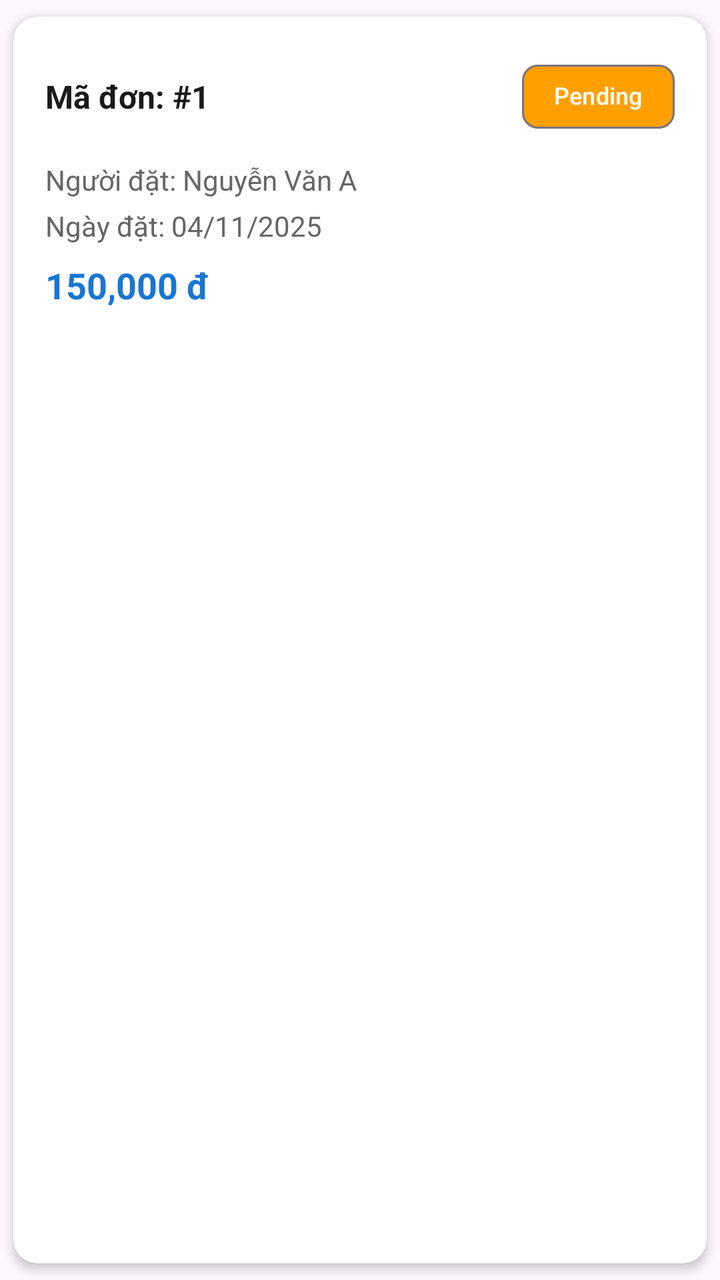
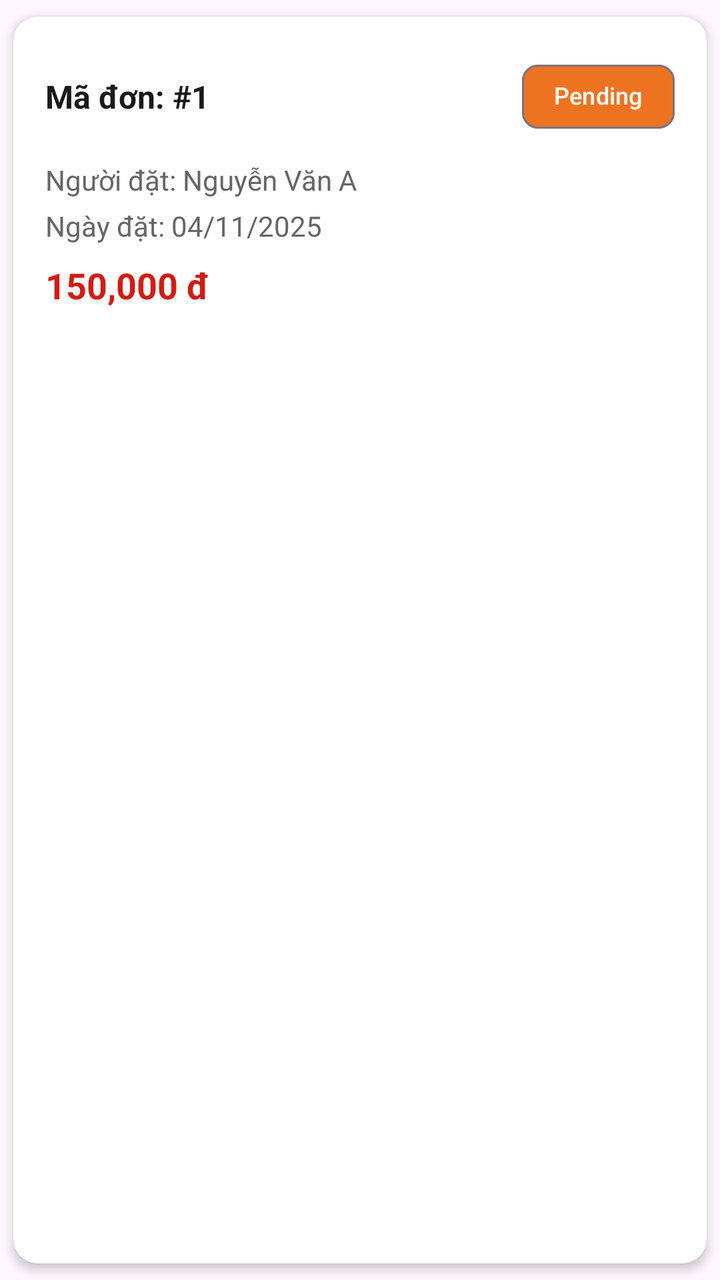

Two renders of the same Android screen: before a commit and after it. Below are the layout's source before the change and the commit's diff.
<!-- AndroidManifest.xml: application theme Theme.BookApp -->
<!-- res/layout/item_admin_order.xml -->
<?xml version="1.0" encoding="utf-8"?>
<androidx.cardview.widget.CardView xmlns:android="http://schemas.android.com/apk/res/android"
    xmlns:app="http://schemas.android.com/apk/res-auto"
    android:layout_width="match_parent"
    android:layout_height="wrap_content"
    android:layout_marginHorizontal="8dp"
    android:layout_marginVertical="6dp"
    app:cardCornerRadius="12dp"
    app:cardElevation="3dp"
    app:cardUseCompatPadding="true">

    <LinearLayout
        android:layout_width="match_parent"
        android:layout_height="wrap_content"
        android:orientation="vertical"
        android:padding="16dp">

        
        <LinearLayout
            android:layout_width="match_parent"
            android:layout_height="wrap_content"
            android:orientation="horizontal"
            android:gravity="center_vertical">

            <TextView
                android:id="@+id/tvOrderId"
                android:layout_width="0dp"
                android:layout_height="wrap_content"
                android:layout_weight="1"
                android:text="Mã đơn: #1"
                android:textColor="#1A1A1A"
                android:textSize="16sp"
                android:textStyle="bold" />

            <com.google.android.material.chip.Chip
                android:id="@+id/chipStatus"
                android:layout_width="wrap_content"
                android:layout_height="wrap_content"
                android:text="Pending"
                android:textColor="#FFFFFF"
                android:textSize="12sp"
                android:textStyle="bold"
                app:chipBackgroundColor="#FFA000" />

        </LinearLayout>

        
        <TextView
            android:id="@+id/tvUserName"
            android:layout_width="match_parent"
            android:layout_height="wrap_content"
            android:layout_marginTop="8dp"
            android:text="Người đặt: Nguyễn Văn A"
            android:textColor="#666666"
            android:textSize="14sp" />

        
        <TextView
            android:id="@+id/tvOrderDate"
            android:layout_width="match_parent"
            android:layout_height="wrap_content"
            android:layout_marginTop="4dp"
            android:text="Ngày đặt: 04/11/2025"
            android:textColor="#666666"
            android:textSize="14sp" />

        
        <TextView
            android:id="@+id/tvTotalAmount"
            android:layout_width="match_parent"
            android:layout_height="wrap_content"
            android:layout_marginTop="8dp"
            android:text="150,000 đ"
            android:textColor="#1976D2"
            android:textSize="18sp"
            android:textStyle="bold" />

        
        <LinearLayout
            android:id="@+id/llActionButtons"
            android:layout_width="match_parent"
            android:layout_height="wrap_content"
            android:layout_marginTop="12dp"
            android:orientation="horizontal"
            android:visibility="gone">

            <com.google.android.material.button.MaterialButton
                android:id="@+id/btnApprove"
                android:layout_width="0dp"
                android:layout_height="wrap_content"
                android:layout_marginEnd="8dp"
                android:layout_weight="1"
                android:backgroundTint="#4CAF50"
                android:text="Chấp nhận"
                android:textColor="#FFFFFF"
                android:textSize="14sp"
                app:cornerRadius="8dp" />

            <com.google.android.material.button.MaterialButton
                android:id="@+id/btnReject"
                android:layout_width="0dp"
                android:layout_height="wrap_content"
                android:layout_marginStart="8dp"
                android:layout_weight="1"
                android:backgroundTint="#F44336"
                android:text="Từ chối"
                android:textColor="#FFFFFF"
                android:textSize="14sp"
                app:cornerRadius="8dp" />

        </LinearLayout>

    </LinearLayout>

</androidx.cardview.widget.CardView>
<!-- resources referenced by this layout -->
<resources>
  <style name="Theme.BookApp" parent="Base.Theme.BookApp" />
  <style name="Base.Theme.BookApp" parent="Theme.Material3.DayNight.NoActionBar">
          
          
      </style>
</resources>

<!-- the commit's change to res/layout/item_admin_order.xml (unified diff, before → after) -->
@@ -40,7 +40,7 @@
                 android:textColor="#FFFFFF"
                 android:textSize="12sp"
                 android:textStyle="bold"
-                app:chipBackgroundColor="#FFA000" />
+                app:chipBackgroundColor="#ee7321" />
 
         </LinearLayout>
 
@@ -71,7 +71,7 @@
             android:layout_height="wrap_content"
             android:layout_marginTop="8dp"
             android:text="150,000 đ"
-            android:textColor="#1976D2"
+            android:textColor="#d21c13"
             android:textSize="18sp"
             android:textStyle="bold" />
 
